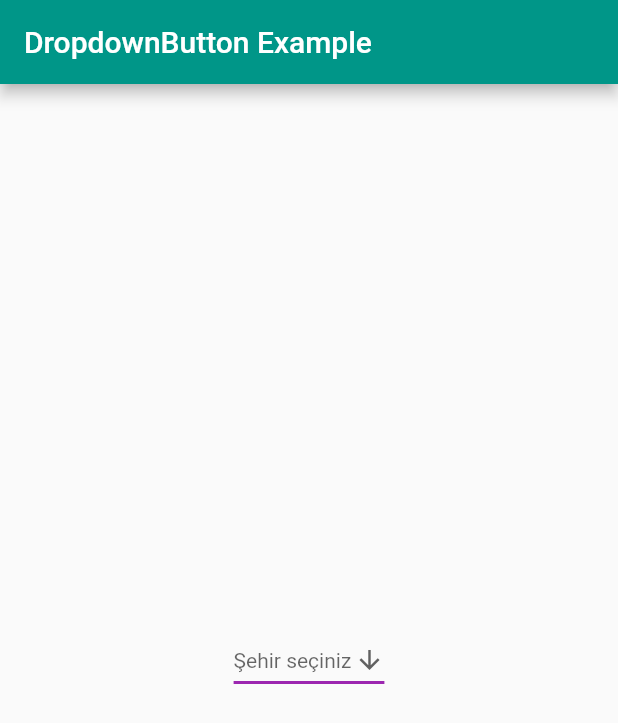
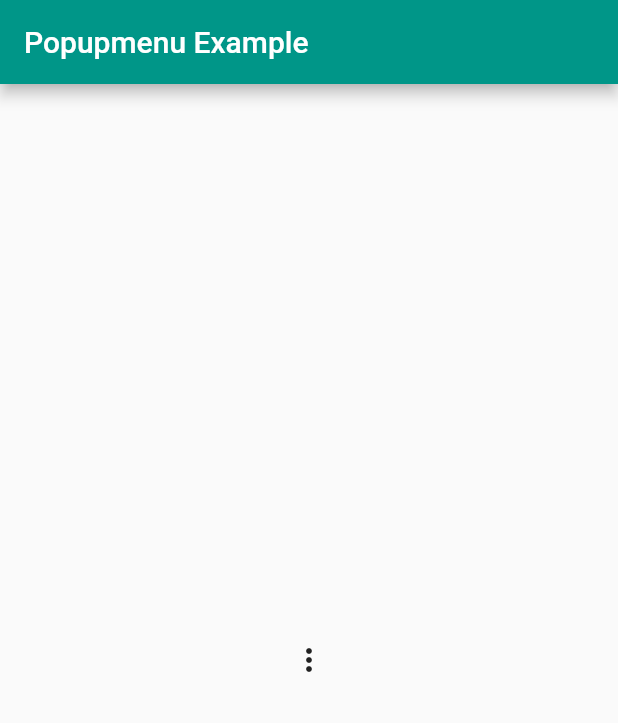
Before and after one commit to safauludogan/basic-flutter-projects, a Flutter app: the screen it shows after launch, on a phone screen of 412 x 824 dp. Shown: the top 723 px of the screen. Run offline on Flutter 3.47's test engine with Material 2 defaults, Android fonts, the light colour scheme and no system bars.

Commit message:
basic-flutter-projects

```diff
--- a/lib/main.dart
+++ b/lib/main.dart
@@ -1,6 +1,6 @@
 import 'package:flutter/material.dart';
 
-import 'dropdown_button.dart';
+import 'popupmenu.dart';
 
 void main() {
   runApp(const MyApp());
@@ -22,9 +22,10 @@ class MyApp extends StatelessWidget {
                   color: Colors.purple, fontWeight: FontWeight.bold))),
       home: Scaffold(
         appBar: AppBar(
-          title: const Text('DropdownButton Example'),
+          title: const Text('Popupmenu Example'),
+          //actions: const [PopupmenuExample()],//Appbar'da menu listesini ekler
         ),
-        body: const DropDownButton(),
+        body: const PopupmenuExample(),
       ),
     );
   }
--- /dev/null
+++ b/lib/popupmenu.dart
@@ -0,0 +1,44 @@
+import 'package:flutter/material.dart';
+
+class PopupmenuExample extends StatefulWidget {
+  const PopupmenuExample({Key? key}) : super(key: key);
+
+  @override
+  _PopupmenuExample createState() => _PopupmenuExample();
+}
+
+class _PopupmenuExample extends State<PopupmenuExample> {
+  String _selectedCity = 'Ankara';
+
+  @override
+  Widget build(BuildContext context) {
+    return Center(
+      child: PopupMenuButton<String>(
+        onSelected: (String city) {
+          print("Seçilen şehir $city");
+         /* setState(() {
+            _selectedCity = city;
+          });*/
+        },
+        //icon: Icon(Icons.add),
+        //child: Text(_selectedCity),
+        itemBuilder: (BuildContext context) {
+          return <PopupMenuEntry<String>>[
+            const PopupMenuItem(
+              child: Text('Ankara'),
+              value: 'Ankara',
+            ),
+            const PopupMenuItem(
+              child: Text('Antalya'),
+              value: 'Antalya',
+            ),
+            const PopupMenuItem(
+              child: Text('Sinop'),
+              value: 'Sinop',
+            ),
+          ];
+        },
+      ),
+    );
+  }
+}
```
Also changed, not shown: lib/dropdown_button.dart (+9 -3 lines).
